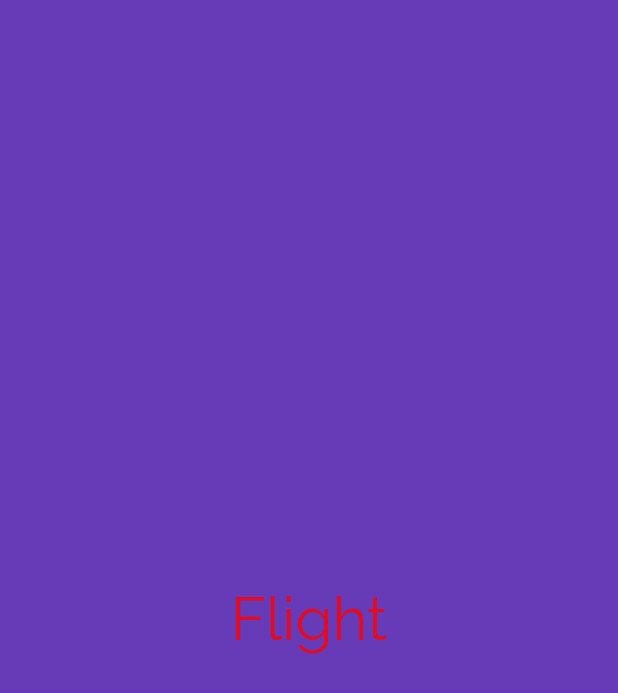
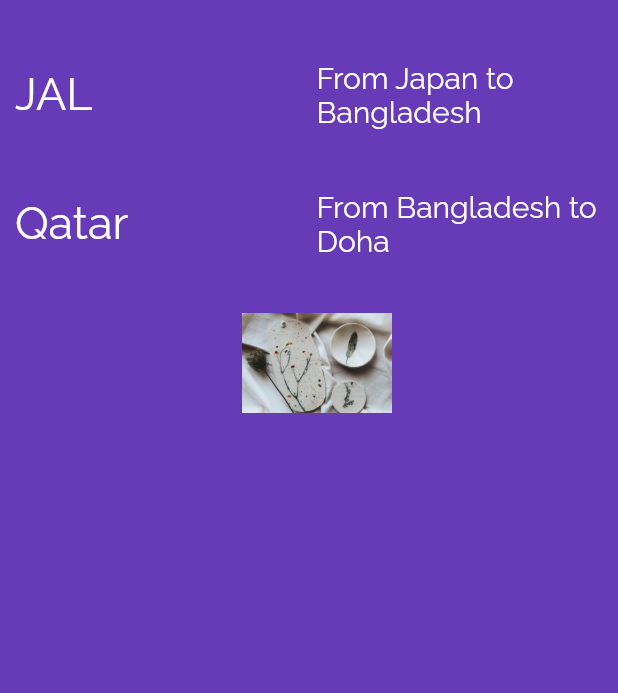
Before and after one commit to utshab-roy/flutter-ninja, a Flutter app: the screen it shows after launch, on a phone screen of 412 x 824 dp. Shown: the top 693 px of the screen. Run offline on Flutter 3.47's test engine with Material 2 defaults, Android fonts, the phone set to English and light mode, and no system bars.

Commit message:
row, column, assets image, expanded widget implemented

```diff
--- a/lib/app_screens/home.dart
+++ b/lib/app_screens/home.dart
@@ -3,17 +3,86 @@ import 'package:flutter/material.dart';
 class Home extends StatelessWidget {
   @override
   Widget build(BuildContext context) {
-    return Container(
+    return Center(
+      child: Container(
+        padding: EdgeInsets.only(
+          left: 10.0,
+          top: 40.0,
+        ),
         alignment: Alignment.center,
         color: Colors.deepPurple,
+        child: Column(
+          children: [
+            Row(
+              children: [
+                Expanded(
                   child: Text(
-        "Flight",
+                    "JAL",
                     textDirection: TextDirection.ltr,
                     style: TextStyle(
                       decoration: TextDecoration.none,
-          fontSize: 40.0,
+                      fontSize: 30.0,
                       fontFamily: 'Raleway',
                       fontWeight: FontWeight.w300,
+                      color: Colors.white,
+                    ),
+                  ),
+                ),
+                Expanded(
+                  child: Text(
+                    "From Japan to Bangladesh",
+                    textDirection: TextDirection.ltr,
+                    style: TextStyle(
+                      decoration: TextDecoration.none,
+                      fontSize: 20.0,
+                      fontFamily: 'Raleway',
+                      fontWeight: FontWeight.w300,
+                      color: Colors.white,
+                    ),
+                  ),
+                ),
+              ],
+            ),
+            SizedBox(height: 40.0),
+            Row(
+              children: [
+                Expanded(
+                  child: Text(
+                    "Qatar",
+                    textDirection: TextDirection.ltr,
+                    style: TextStyle(
+                      decoration: TextDecoration.none,
+                      fontSize: 30.0,
+                      fontFamily: 'Raleway',
+                      fontWeight: FontWeight.w300,
+                      color: Colors.white,
+                    ),
+                  ),
+                ),
+                Expanded(
+                  child: Text(
+                    "From Bangladesh to Doha",
+                    textDirection: TextDirection.ltr,
+                    style: TextStyle(
+                      decoration: TextDecoration.none,
+                      fontSize: 20.0,
+                      fontFamily: 'Raleway',
+                      fontWeight: FontWeight.w300,
+                      color: Colors.white,
+                    ),
+                  ),
+                ),
+              ],
+            ),
+            SizedBox(height: 20.0),
+            Image(
+              image: AssetImage(
+                'assets/sample-2.jpg',
+              ),
+              width: 100.0,
+              height: 100.0,
+            ),
+          ],
         ),
       ),
     );
--- a/lib/main.dart
+++ b/lib/main.dart
@@ -2,6 +2,7 @@ import 'package:flutter/material.dart';
 import 'package:flutter_ninja/app_screens/home.dart';
 
 void main() => runApp(MaterialApp(
-  title: "Exploring UI Widget",
-  home: Home(),
-));
+      title: "Exploring UI Widget",
+      debugShowCheckedModeBanner: false,
+      home: Home(),
+    ));
```
Lines whose indentation alone changed are shown as unchanged.
